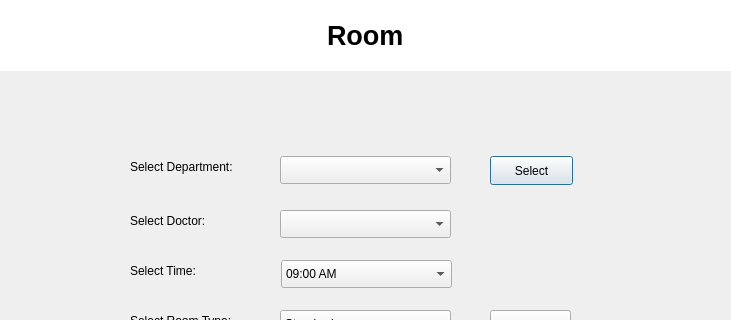
Above: bookroomwindow.ui from KirolousFouty/Hospital_Project before the change; both pictures show x 0 to 731 and y 0 to 320 of the 731 by 565 pixel window. Below: the same form after it.
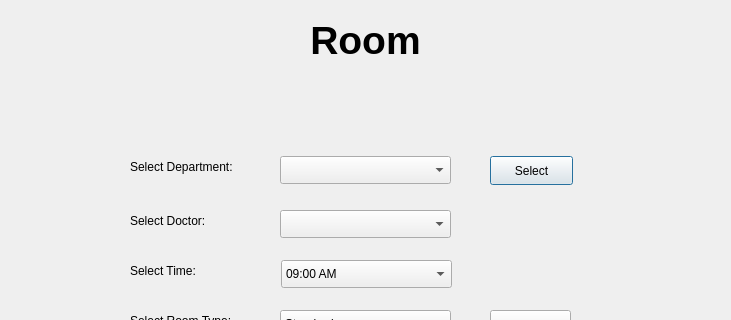
That is the form after the change.

Commit message: - Added Age Validation - Edited Room Window - Edited Recharge Balance Window

```diff
--- a/bookroomwindow.ui
+++ b/bookroomwindow.ui
@@ -13,34 +13,6 @@
   <property name="windowTitle">
    <string>Dialog</string>
   </property>
-  <widget class="QLineEdit" name="roomTitle">
-   <property name="geometry">
-    <rect>
-     <x>0</x>
-     <y>0</y>
-     <width>731</width>
-     <height>71</height>
-    </rect>
-   </property>
-   <property name="font">
-    <font>
-     <pointsize>20</pointsize>
-     <bold>true</bold>
-    </font>
-   </property>
-   <property name="text">
-    <string>Room</string>
-   </property>
-   <property name="frame">
-    <bool>false</bool>
-   </property>
-   <property name="alignment">
-    <set>Qt::AlignCenter</set>
-   </property>
-   <property name="readOnly">
-    <bool>true</bool>
-   </property>
-  </widget>
   <widget class="QComboBox" name="doctorsComboBox">
    <property name="geometry">
     <rect>
@@ -306,6 +278,28 @@
     <set>Qt::AlignCenter</set>
    </property>
   </widget>
+  <widget class="QLabel" name="roomTitle">
+   <property name="geometry">
+    <rect>
+     <x>0</x>
+     <y>0</y>
+     <width>731</width>
+     <height>81</height>
+    </rect>
+   </property>
+   <property name="font">
+    <font>
+     <pointsize>29</pointsize>
+     <bold>true</bold>
+    </font>
+   </property>
+   <property name="text">
+    <string>Room</string>
+   </property>
+   <property name="alignment">
+    <set>Qt::AlignCenter</set>
+   </property>
+  </widget>
  </widget>
  <resources/>
  <connections/>
```
The commit also changes 6 other files.
